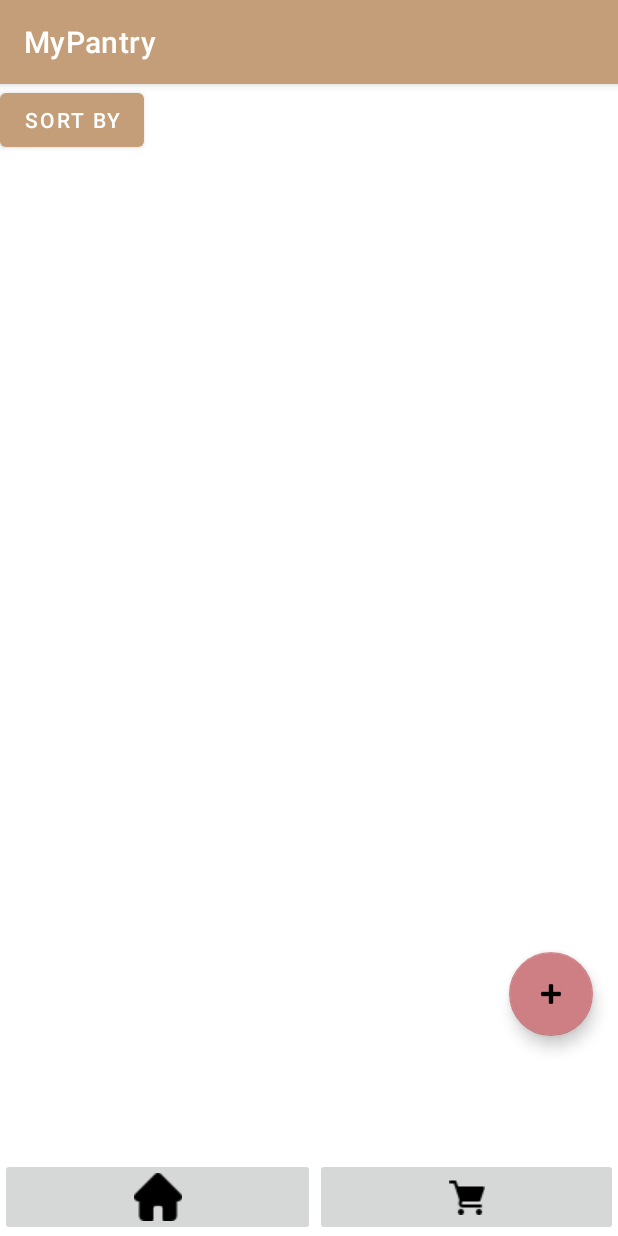
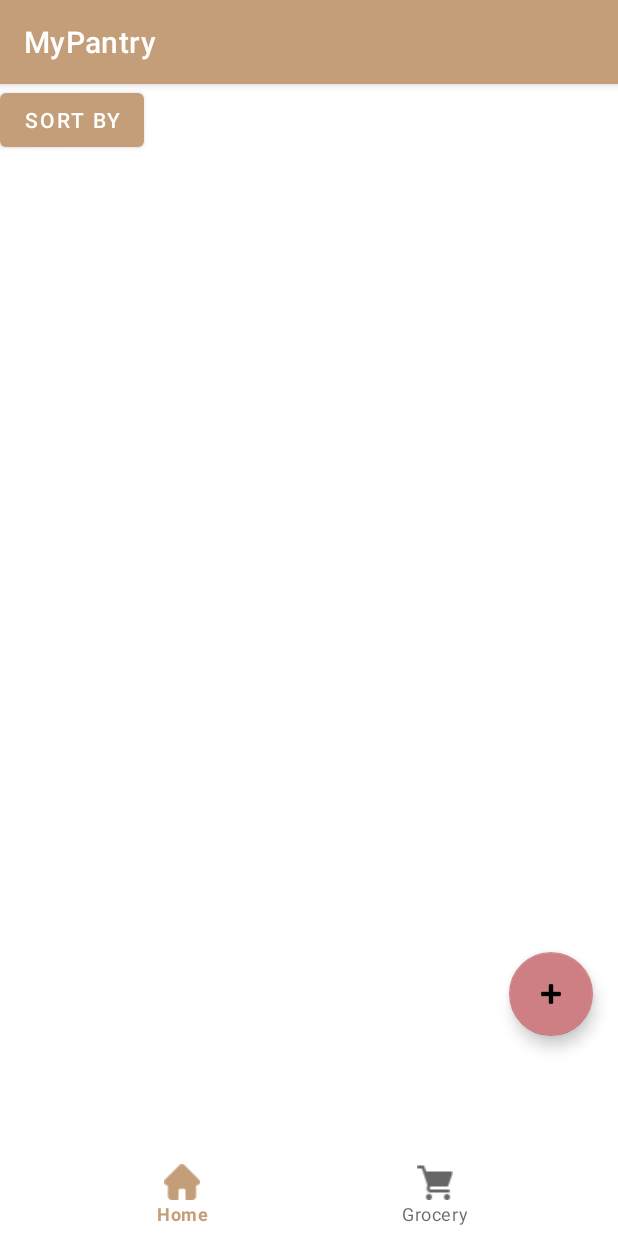
Before and after one commit to emilyathomas/MyPantry-Mobile-App, an Android app: the screen it shows after launch (MainActivity), after a tap on an icon or button, on a phone screen of 412 x 824 dp. Run offline under Robolectric (Android 15) with nearby library versions, the phone set to English and light mode, and no system bars.

Commit message:
Data Holder & Bottom Nav

```diff
--- /dev/null
+++ b/app/src/main/java/com/example/mypantry/DataHolder.java
@@ -0,0 +1,32 @@
+package com.example.mypantry;
+
+import com.example.mypantry.model.GroceryItem;
+import com.example.mypantry.model.PantryItem;
+
+import java.util.ArrayList;
+import java.util.List;
+
+public class DataHolder {
+    private static final DataHolder ourInstance = new DataHolder();
+
+    private List<PantryItem> PantryList = new ArrayList<>();
+    private List<GroceryItem> GroceryList = new ArrayList<>();
+
+    public static DataHolder getInstance() {
+        return ourInstance;
+    }
+
+    private DataHolder(){
+
+    }
+
+    public List<PantryItem> getPantryList(){
+        return PantryList;
+    }
+
+
+    public List<GroceryItem> getGroceryList(){
+        return GroceryList;
+    }
+
+}
--- a/app/src/main/java/com/example/mypantry/MainActivity.java
+++ b/app/src/main/java/com/example/mypantry/MainActivity.java
@@ -1,6 +1,7 @@
 package com.example.mypantry;
 
 import androidx.activity.result.ActivityResultLauncher;
+import androidx.activity.result.contract.ActivityResultContract;
 import androidx.activity.result.contract.ActivityResultContracts;
 import androidx.appcompat.app.AppCompatActivity;
 import androidx.recyclerview.widget.LinearLayoutManager;
@@ -14,6 +15,7 @@ import android.widget.Button;
 import android.widget.ImageButton;
 
 import com.example.mypantry.model.PantryItem;
+import com.google.android.material.bottomnavigation.BottomNavigationView;
 import com.google.android.material.bottomsheet.BottomSheetDialog;
 import com.google.android.material.floatingactionbutton.FloatingActionButton;
 
@@ -30,8 +32,6 @@ public class MainActivity extends AppCompatActivity {
     public PantryAdapterListBasic mAdapter;
     public RecyclerView recyclerView;
 
-    private List<PantryItem> items = new ArrayList<>();
-
     ActivityResultLauncher<Intent> resultLauncher = registerForActivityResult(
             new ActivityResultContracts.StartActivityForResult(),
             result -> {
@@ -45,7 +45,7 @@ public class MainActivity extends AppCompatActivity {
                         String pantryLocation = data.getStringExtra("pantryLocation");
                         String pantryNote = data.getStringExtra("pantryNote");
                         if (pantryName != null && pantryQuantity != null && pantrySKU != null && pantryExpDate != null && pantryLocation != null) {
-                            items.add(new PantryItem(pantryName, pantryQuantity, pantrySKU, pantryExpDate, pantryLocation, pantryNote));
+                            DataHolder.getInstance().getPantryList().add(new PantryItem(pantryName, pantryQuantity, pantrySKU, pantryExpDate, pantryLocation, pantryNote));
                             mAdapter.notifyDataSetChanged();
                         }
                     }
@@ -67,8 +67,8 @@ public class MainActivity extends AppCompatActivity {
         nameSortBtn.setOnClickListener(new View.OnClickListener() {
             @Override
             public void onClick(View v) {
-                // Sort items by name and update the RecyclerView
-                Collections.sort(items, new Comparator<PantryItem>() {
+                // Sort DataHolder.getInstance().getPantryList() by name and update the RecyclerView
+                Collections.sort(DataHolder.getInstance().getPantryList(), new Comparator<PantryItem>() {
                     @Override
                     public int compare(PantryItem i1, PantryItem i2) {
                         return i1.getPantryName().compareTo(i2.getPantryName());
@@ -82,8 +82,8 @@ public class MainActivity extends AppCompatActivity {
         skuSortBtn.setOnClickListener(new View.OnClickListener() {
             @Override
             public void onClick(View v) {
-                // Sort items by name and update the RecyclerView
-                Collections.sort(items, new Comparator<PantryItem>() {
+                // Sort DataHolder.getInstance().getPantryList() by name and update the RecyclerView
+                Collections.sort(DataHolder.getInstance().getPantryList(), new Comparator<PantryItem>() {
                     @Override
                     public int compare(PantryItem i1, PantryItem i2) {
                         return i1.getPantrySKU().compareTo(i2.getPantrySKU());
@@ -98,7 +98,7 @@ public class MainActivity extends AppCompatActivity {
             @Override
             public void onClick(View v) {
                 final SimpleDateFormat format = new SimpleDateFormat("mm/dd/yyyy");
-                Collections.sort(items, new Comparator<PantryItem>() {
+                Collections.sort(DataHolder.getInstance().getPantryList(), new Comparator<PantryItem>() {
                     @Override
                     public int compare(PantryItem i1, PantryItem i2) {
                         try {
@@ -121,8 +121,8 @@ public class MainActivity extends AppCompatActivity {
         quantitySortBtn.setOnClickListener(new View.OnClickListener() {
             @Override
             public void onClick(View v) {
-                // Sort items by name and update the RecyclerView
-                Collections.sort(items, new Comparator<PantryItem>() {
+                // Sort DataHolder.getInstance().getPantryList() by name and update the RecyclerView
+                Collections.sort(DataHolder.getInstance().getPantryList(), new Comparator<PantryItem>() {
                     @Override
                     public int compare(PantryItem i1, PantryItem i2) {
                         return i1.getPantryQuantity().compareTo(i2.getPantryQuantity());
@@ -136,8 +136,8 @@ public class MainActivity extends AppCompatActivity {
         locationSortBtn.setOnClickListener(new View.OnClickListener() {
             @Override
             public void onClick(View v) {
-                // Sort items by name and update the RecyclerView
-                Collections.sort(items, new Comparator<PantryItem>() {
+                // Sort DataHolder.getInstance().getPantryList() by name and update the RecyclerView
+                Collections.sort(DataHolder.getInstance().getPantryList(), new Comparator<PantryItem>() {
                     @Override
                     public int compare(PantryItem i1, PantryItem i2) {
                         return i2.getPantryLocation().compareTo(i1.getPantryLocation());
@@ -155,6 +155,9 @@ public class MainActivity extends AppCompatActivity {
         super.onCreate(savedInstanceState);
         setContentView(R.layout.mainactivity);
 
+        BottomNavigationView bottomNavigationView = findViewById(R.id.bottomNav);
+        bottomNavigationView.setSelectedItemId(R.id.nav_home);
+
         RecyclerView.LayoutManager layoutManager = new LinearLayoutManager(this);
 
         Intent intent = getIntent();
@@ -164,30 +167,23 @@ public class MainActivity extends AppCompatActivity {
         String pantryExpDate = intent.getStringExtra("pantryExpDate");
         String pantryLocation = intent.getStringExtra("pantryLocation");
         String pantryNote = intent.getStringExtra("pantryNote");
-        if (pantryName != null && pantryQuantity != null && pantrySKU != null) {
-            items.add(new PantryItem(pantryName, pantryQuantity, pantrySKU, pantryExpDate, pantryLocation, pantryNote));
+        if (pantryName != null && pantryQuantity != null && pantrySKU != null && pantryExpDate != null && pantryLocation != null ) {
+            DataHolder.getInstance().getPantryList().add(new PantryItem(pantryName, pantryQuantity, pantrySKU, pantryExpDate, pantryLocation, pantryNote));
         }
 
-        mAdapter = new PantryAdapterListBasic(this, items);
+        mAdapter = new PantryAdapterListBasic(this, DataHolder.getInstance().getPantryList());
 
         recyclerView = findViewById(R.id.recyclerView);
         recyclerView.setLayoutManager(layoutManager);
         recyclerView.setAdapter(mAdapter);
-
-        Intent groceryIntent = new Intent(MainActivity.this, GroceryActivity.class);
-        Intent addPantryIntent = new Intent(MainActivity.this, addPantry.class);
 
         Button sortBtn = findViewById(R.id.sortBy);
         sortBtn.setOnClickListener(new View.OnClickListener() {
             public void onClick(View view) {showSortDialog();};
         });
 
-        ImageButton groceryBtn = findViewById(R.id.groceryBtn);
-        groceryBtn.setOnClickListener(new View.OnClickListener() {
-            public void onClick(View view) {
-                startActivity(groceryIntent);
-            }
-        });
+        Intent addPantryIntent = new Intent(MainActivity.this, addPantry.class);
+        Intent groceryIntent = new Intent(MainActivity.this, GroceryActivity.class);
 
         mFAB = findViewById(R.id.addItem);
         mFAB.setOnClickListener(new View.OnClickListener() {
@@ -195,5 +191,14 @@ public class MainActivity extends AppCompatActivity {
                 resultLauncher.launch(addPantryIntent);
             }
         });
+
+        bottomNavigationView.setOnNavigationItemSelectedListener(item -> {
+            if (item.getItemId() == R.id.nav_home) {
+
+            } else if (item.getItemId() == R.id.nav_grocery) {
+                startActivity(groceryIntent);
+            }
+            return true;
+        });
     }
 }
--- a/app/src/main/java/com/example/mypantry/addPantry.java
+++ b/app/src/main/java/com/example/mypantry/addPantry.java
@@ -6,10 +6,9 @@ import android.os.Bundle;
 import android.view.View;
 import android.widget.Button;
 import android.widget.EditText;
-import android.widget.ImageButton;
-import android.widget.RadioButton;
 import android.widget.RadioGroup;
 import android.widget.TextView;
+import com.example.mypantry.DataHolder;
 
 import com.google.android.material.floatingactionbutton.FloatingActionButton;
 
--- a/app/src/main/res/layout/mainactivity.xml
+++ b/app/src/main/res/layout/mainactivity.xml
@@ -50,21 +50,14 @@
             android:orientation="horizontal"
             app:layout_constraintBottom_toBottomOf="parent">
 
-            <ImageButton
-                android:id="@+id/homeBtn"
-                android:layout_width="wrap_content"
-                android:layout_height="match_parent"
-                android:layout_weight="1"
+            <com.google.android.material.bottomnavigation.BottomNavigationView
+                android:id="@+id/bottomNav"
                 android:src="@drawable/home"
-                app:cornerRadius="0px" />
-
-            <ImageButton
-                android:id="@+id/groceryBtn"
-                android:layout_width="wrap_content"
-                android:layout_height="match_parent"
-                android:layout_weight="1"
-                android:src="@drawable/grocery"
-                app:cornerRadius="0px" />
+                android:layout_width="match_parent"
+                android:layout_height="wrap_content"
+                android:layout_gravity="bottom"
+                app:menu="@menu/bottom_nav_menu"
+                />
 
         </LinearLayout>
     </androidx.constraintlayout.widget.ConstraintLayout>
--- /dev/null
+++ b/app/src/main/res/menu/bottom_nav_menu.xml
@@ -0,0 +1,11 @@
+<?xml version="1.0" encoding="utf-8"?>
+<menu xmlns:android="http://schemas.android.com/apk/res/android">
+    <item
+        android:id="@+id/nav_home"
+        android:icon="@drawable/home"
+        android:title="Home"/>
+    <item
+        android:id="@+id/nav_grocery"
+        android:icon="@drawable/grocery"
+        android:title="Grocery"/>
+</menu>
```
Also changed, not shown: app/src/main/java/com/example/mypantry/GroceryActivity.java (+18 -13 lines), app/src/main/java/com/example/mypantry/PantryAdapterListBasic.java (+10 -0 lines), app/src/main/res/layout/grocery_main.xml (+7 -13 lines), app/src/main/res/layout/pantry_item.xml (+7 -4 lines).
